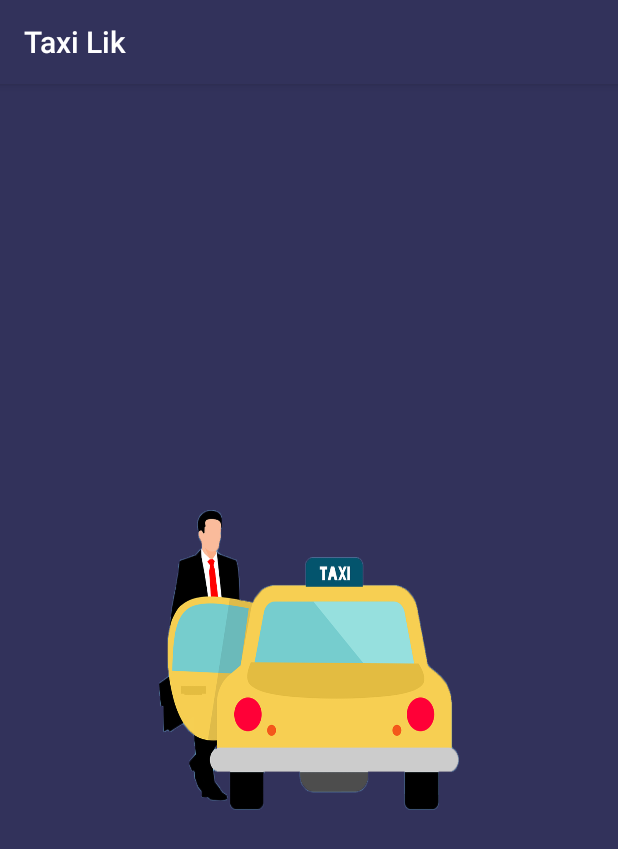
After one commit to Sido2021/TaxiLik, an Android app: the SplashScreen screen opened directly, with no data from a screen before it, on a phone screen of 412 x 824 dp. The commit adds this screen. Shown: the top 849 px of the screen. Run offline under Robolectric (Android 15) with nearby library versions, the phone set to English and light mode, and no system bars; 2 statements that could not run were skipped.

Commit message:
add splash

```diff
--- a/app/src/main/java/com/taxilik/LoginActivity.java
+++ b/app/src/main/java/com/taxilik/LoginActivity.java
@@ -28,6 +28,7 @@
 public class LoginActivity extends AppCompatActivity {
 
 
+    String hello ;
     String URL_LOGIN = "https://omega-store.000webhostapp.com/login3.php";
     EditText editTextEmail,editTextPassword;
     Button loginButton;
--- a/app/src/main/java/com/taxilik/MainActivity.java
+++ b/app/src/main/java/com/taxilik/MainActivity.java
@@ -2,6 +2,7 @@
 
 import androidx.appcompat.app.AppCompatActivity;
 
+import android.content.SharedPreferences;
 import android.os.Bundle;
 
 public class MainActivity extends AppCompatActivity {
@@ -10,5 +11,7 @@
     protected void onCreate(Bundle savedInstanceState) {
         super.onCreate(savedInstanceState);
         setContentView(R.layout.activity_main);
+
+
     }
 }
--- /dev/null
+++ b/app/src/main/java/com/taxilik/SplashScreen.java
@@ -0,0 +1,31 @@
+package com.taxilik;
+
+import androidx.appcompat.app.AppCompatActivity;
+
+import android.content.Intent;
+import android.content.SharedPreferences;
+import android.os.Bundle;
+
+public class SplashScreen extends AppCompatActivity {
+
+    String is_signed_in="";
+    SharedPreferences mPreferences;
+    @Override
+    protected void onCreate(Bundle savedInstanceState) {
+        super.onCreate(savedInstanceState);
+        setContentView(R.layout.splash_screen);
+
+        is_signed_in = mPreferences.getString("issignedin","false");
+        if(is_signed_in.equals("true"))
+        {
+            Intent i = new Intent(this,MainActivity.class);
+            startActivity(i);
+        }
+        else {
+            Intent i = new Intent(this,LoginActivity.class);
+            startActivity(i);
+        }
+
+        finish();
+    }
+}
--- /dev/null
+++ b/app/src/main/res/layout/splash_screen.xml
@@ -0,0 +1,19 @@
+<?xml version="1.0" encoding="utf-8"?>
+<androidx.constraintlayout.widget.ConstraintLayout xmlns:android="http://schemas.android.com/apk/res/android"
+    xmlns:app="http://schemas.android.com/apk/res-auto"
+    xmlns:tools="http://schemas.android.com/tools"
+    android:layout_width="match_parent"
+    android:layout_height="match_parent"
+    tools:context=".SplashScreen"
+    android:background="@color/colorPrimary">
+
+    <ImageView
+        android:layout_width="200dp"
+        android:layout_height="200dp"
+        android:background="@drawable/icon2"
+        app:layout_constraintBottom_toBottomOf="parent"
+        app:layout_constraintEnd_toEndOf="parent"
+        app:layout_constraintStart_toStartOf="parent"
+        app:layout_constraintTop_toTopOf="parent" />
+
+</androidx.constraintlayout.widget.ConstraintLayout>
```
Also changed, not shown: app/src/debug/res/values/google_maps_api.xml (+0 -21 lines), app/src/main/AndroidManifest.xml (+8 -27 lines).
